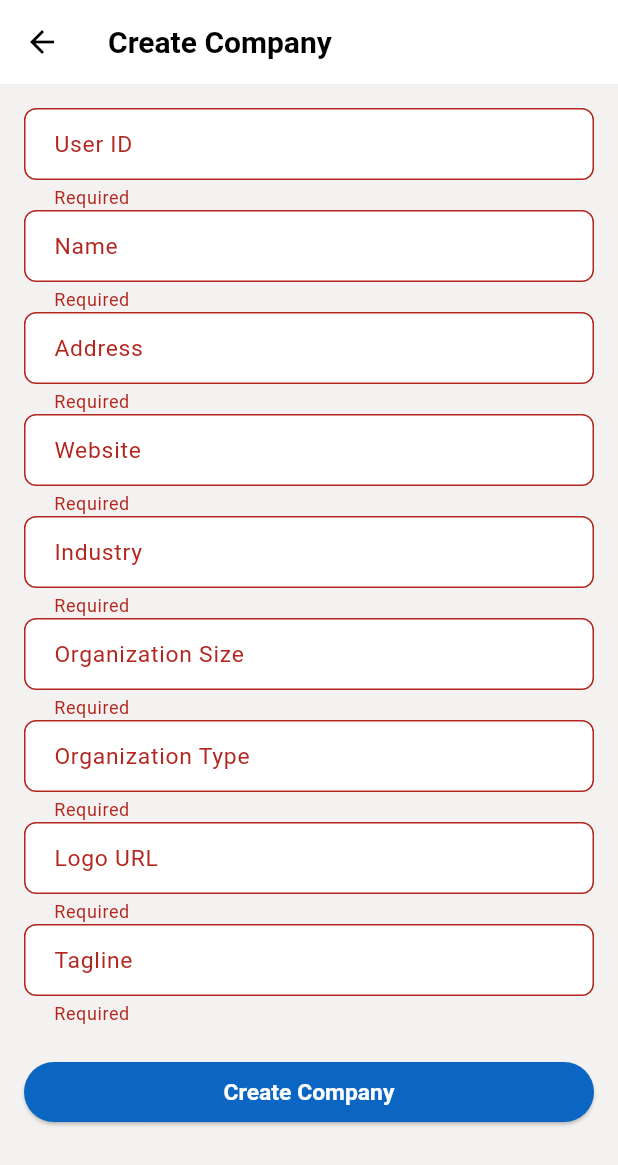
After one commit to ClinkedIn/Cross-Platform, a Flutter app: the CompanyView screen opened directly, after a tap on "Create Company", on a phone screen of 412 x 824 dp. The commit adds this screen. Shown: the top 1165 px of the screen. Run offline on Flutter 3.47's test engine with Material 3 defaults, Android fonts, the phone set to English and light mode, and no system bars; our stand-ins replace cloud_firestore, device_info_plus, dio, file_picker, firebase_auth, firebase_core and 10 more; missing offline and left inert: mockito; accounts and stored records are empty; network calls fail.

Commit message:
started create companyy and company dashboard

```diff
--- a/lockedin/lib/features/company/model/company_model.dart
+++ b/lockedin/lib/features/company/model/company_model.dart
@@ -1,5 +1,4 @@
-class CompanyModel {
-  final String id;
+class Company {
   final String userId;
   final String name;
   final String address;
@@ -9,13 +8,13 @@ class CompanyModel {
   final String organizationType;
   final String logo;
   final String tagLine;
-  final List<String> followers;
-  final List<String> visitors;
-  final DateTime createdAt;
-  final DateTime updatedAt;
+  final String? id;
+  final List<String>? followers;
+  final List<String>? visitors;
+  final DateTime? createdAt;
+  final DateTime? updatedAt;
 
-  const CompanyModel({
-    required this.id,
+  Company({
     required this.userId,
     required this.name,
     required this.address,
@@ -25,47 +24,45 @@ class CompanyModel {
     required this.organizationType,
     required this.logo,
     required this.tagLine,
-    required this.followers,
-    required this.visitors,
-    required this.createdAt,
-    required this.updatedAt,
+    this.id,
+    this.followers,
+    this.visitors,
+    this.createdAt,
+    this.updatedAt,
   });
 
-  factory CompanyModel.fromJson(Map<String, dynamic> json) {
-    return CompanyModel(
-      id: json['_id'] ?? '',
-      userId: json['userId'] ?? '',
-      name: json['name'] ?? '',
-      address: json['address'] ?? '',
-      website: json['website'] ?? '',
-      industry: json['industry'] ?? '',
-      organizationSize: json['organizationSize'] ?? '',
-      organizationType: json['organizationType'] ?? '',
-      logo: json['logo'] ?? '',
-      tagLine: json['tagLine'] ?? '',
+  factory Company.fromJson(Map<String, dynamic> json) {
+    return Company(
+      userId: json['userId'],
+      name: json['name'],
+      address: json['address'],
+      website: json['website'],
+      industry: json['industry'],
+      organizationSize: json['organizationSize'],
+      organizationType: json['organizationType'],
+      logo: json['logo'],
+      tagLine: json['tagLine'],
+      id: json['_id'],
       followers: List<String>.from(json['followers'] ?? []),
       visitors: List<String>.from(json['visitors'] ?? []),
-      createdAt: DateTime.parse(json['createdAt']),
-      updatedAt: DateTime.parse(json['updatedAt']),
+      createdAt:
+          json['createdAt'] != null ? DateTime.parse(json['createdAt']) : null,
+      updatedAt:
+          json['updatedAt'] != null ? DateTime.parse(json['updatedAt']) : null,
     );
   }
 
   Map<String, dynamic> toJson() {
     return {
-      '_id': id,
-      'userId': userId,
-      'name': name,
-      'address': address,
-      'website': website,
-      'industry': industry,
-      'organizationSize': organizationSize,
-      'organizationType': organizationType,
-      'logo': logo,
-      'tagLine': tagLine,
-      'followers': followers,
-      'visitors': visitors,
-      'createdAt': createdAt.toIso8601String(),
-      'updatedAt': updatedAt.toIso8601String(),
+      "userId": userId,
+      "name": name,
+      "address": address,
+      "website": website,
+      "industry": industry,
+      "organizationSize": organizationSize,
+      "organizationType": organizationType,
+      "logo": logo,
+      "tagLine": tagLine,
     };
   }
 }
--- /dev/null
+++ b/lockedin/lib/features/company/model/company_post_model.dart
@@ -0,0 +1,19 @@
+class PostModel {
+  final String title;
+  final String description;
+  final String imageUrl;
+  final int likes;
+  final int comments;
+  final int reposts;
+  final String timeAgo;
+
+  PostModel({
+    required this.title,
+    required this.description,
+    required this.imageUrl,
+    required this.likes,
+    required this.comments,
+    required this.reposts,
+    required this.timeAgo,
+  });
+}
--- /dev/null
+++ b/lockedin/lib/features/company/repository/company_repository.dart
@@ -0,0 +1,72 @@
+import 'dart:convert';
+
+import 'package:lockedin/core/services/request_services.dart';
+import 'package:lockedin/features/company/model/company_model.dart';
+
+class CompanyRepository {
+  static const String _companiesEndpoint = '/api/companies';
+
+  Future<Company?> getCompanyById(String companyId) async {
+    final uri = Uri(path: '$_companiesEndpoint/$companyId');
+
+    print('Fetching company from: $uri');
+
+    try {
+      final response = await RequestService.get(uri.toString());
+
+      print('Response status: ${response.statusCode}');
+      print('Response body: ${response.body}');
+
+      if (response.statusCode == 200) {
+        final data = json.decode(response.body);
+        print('Fetched company data: ${jsonEncode(data)}');
+        return Company.fromJson(data);
+      } else {
+        print('Failed to fetch company: ${response.statusCode}');
+        return null;
+      }
+    } catch (e) {
+      print('Error fetching company: $e');
+      return null;
+    }
+  }
+
+  Future<Company?> createCompany(Company company) async {
+    final uri = Uri.parse('http://10.0.2.2:3000$_companiesEndpoint');
+
+    print('Creating company at: $uri');
+
+    try {
+      final response = await RequestService.post(
+        '/companies',
+        body: company.toJson(),
+      );
+
+      print('Status code: ${response.statusCode}');
+      print('Body: ${response.body}');
+
+      // Check if the response is JSON
+      if (response.headers['content-type']?.contains('application/json') ??
+          false) {
+        if (response.statusCode == 200 || response.statusCode == 201) {
+          final data = json.decode(response.body);
+          print('Created company data: ${jsonEncode(data)}');
+          return Company.fromJson(data);
+        } else {
+          print('Failed to create company: ${response.statusCode}');
+          return null;
+        }
+      } else if (response.headers['content-type']?.contains('text/html') ??
+          false) {
+        print('Received HTML response instead of JSON');
+        return null;
+      } else {
+        print('Unexpected response type: ${response.headers['content-type']}');
+        return null;
+      }
+    } catch (e) {
+      print('Error creating company: $e');
+      return null;
+    }
+  }
+}
--- /dev/null
+++ b/lockedin/lib/features/company/view/create_company_view.dart
@@ -0,0 +1,147 @@
+import 'package:flutter/material.dart';
+import 'package:lockedin/features/company/model/company_model.dart';
+import 'package:lockedin/features/company/viewmodel/company_viewmodel.dart';
+import 'package:flutter_riverpod/flutter_riverpod.dart';
+
+class CompanyView extends ConsumerWidget {
+  const CompanyView({Key? key}) : super(key: key);
+
+  @override
+  Widget build(BuildContext context, WidgetRef ref) {
+    // Watch the company view model provider
+    final companyViewModel = ref.watch(companyViewModelProvider);
+
+    final _formKey = GlobalKey<FormState>();
+    final _nameController = TextEditingController();
+    final _addressController = TextEditingController();
+    final _websiteController = TextEditingController();
+    final _industryController = TextEditingController();
+    final _organizationSizeController = TextEditingController();
+    final _organizationTypeController = TextEditingController();
+    final _logoController = TextEditingController();
+    final _tagLineController = TextEditingController();
+    final _userIdController = TextEditingController();
+
+    return Scaffold(
+      appBar: AppBar(title: const Text('Create Company')),
+      body:
+          companyViewModel.isLoading
+              ? const Center(child: CircularProgressIndicator())
+              : Padding(
+                padding: const EdgeInsets.all(16.0),
+                child: Form(
+                  key: _formKey,
+                  child: ListView(
+                    children: [
+                      TextFormField(
+                        controller: _userIdController,
+                        decoration: const InputDecoration(labelText: 'User ID'),
+                        validator:
+                            (value) => value!.isEmpty ? 'Required' : null,
+                      ),
+                      TextFormField(
+                        controller: _nameController,
+                        decoration: const InputDecoration(labelText: 'Name'),
+                        validator:
+                            (value) => value!.isEmpty ? 'Required' : null,
+                      ),
+                      TextFormField(
+                        controller: _addressController,
+                        decoration: const InputDecoration(labelText: 'Address'),
+                        validator:
+                            (value) => value!.isEmpty ? 'Required' : null,
+                      ),
+                      TextFormField(
+                        controller: _websiteController,
+                        decoration: const InputDecoration(labelText: 'Website'),
+                        validator:
+                            (value) => value!.isEmpty ? 'Required' : null,
+                      ),
+                      TextFormField(
+                        controller: _industryController,
+                        decoration: const InputDecoration(
+                          labelText: 'Industry',
+                        ),
+                        validator:
+                            (value) => value!.isEmpty ? 'Required' : null,
+                      ),
+                      TextFormField(
+                        controller: _organizationSizeController,
+                        decoration: const InputDecoration(
+                          labelText: 'Organization Size',
+                        ),
+                        validator:
+                            (value) => value!.isEmpty ? 'Required' : null,
+                      ),
+                      TextFormField(
+                        controller: _organizationTypeController,
+                        decoration: const InputDecoration(
+                          labelText: 'Organization Type',
+                        ),
+                        validator:
+                            (value) => value!.isEmpty ? 'Required' : null,
+                      ),
+                      TextFormField(
+                        controller: _logoController,
+                        decoration: const InputDecoration(
+                          labelText: 'Logo URL',
+                        ),
+                        validator:
+                            (value) => value!.isEmpty ? 'Required' : null,
+                      ),
+                      TextFormField(
+                        controller: _tagLineController,
+                        decoration: const InputDecoration(labelText: 'Tagline'),
+                        validator:
+                            (value) => value!.isEmpty ? 'Required' : null,
+                      ),
+                      const SizedBox(height: 20),
+                      ElevatedButton(
+                        onPressed: () async {
+                          if (_formKey.currentState!.validate()) {
+                            final newCompany = Company(
+                              userId: _userIdController.text.trim(),
+                              name: _nameController.text.trim(),
+                              address: _addressController.text.trim(),
+                              website: _websiteController.text.trim(),
+                              industry: _industryController.text.trim(),
+                              organizationSize:
+                                  _organizationSizeController.text.trim(),
+                              organizationType:
+                                  _organizationTypeController.text.trim(),
+                              logo: _logoController.text.trim(),
+                              tagLine: _tagLineController.text.trim(),
+                            );
+
+                            await companyViewModel.createCompany(newCompany);
+
+                            if (companyViewModel.createdCompany != null) {
+                              ScaffoldMessenger.of(context).showSnackBar(
+                                const SnackBar(
+                                  content: Text(
+                                    'Company created successfully!',
+                                  ),
+                                ),
+                              );
+                              _formKey.currentState?.reset();
+                            } else {
+                              ScaffoldMessenger.of(context).showSnackBar(
+                                SnackBar(
+                                  content: Text(
+                                    companyViewModel.errorMessage ??
+                                        'Unknown error',
+                                  ),
+                                ),
+                              );
+                            }
+                          }
+                        },
+                        child: const Text('Create Company'),
+                      ),
+                    ],
+                  ),
+                ),
+              ),
+    );
+  }
+}
--- /dev/null
+++ b/lockedin/lib/features/company/viewmodel/company_viewmodel.dart
@@ -0,0 +1,55 @@
+import 'package:flutter/foundation.dart';
+import 'package:flutter_riverpod/flutter_riverpod.dart';
+import 'package:lockedin/features/company/model/company_model.dart';
+import 'package:lockedin/features/company/repository/company_repository.dart';
+
+class CompanyViewModel extends ChangeNotifier {
+  final CompanyRepository _companyRepository;
+
+  CompanyViewModel({CompanyRepository? companyRepository})
+    : _companyRepository = companyRepository ?? CompanyRepository();
+
+  bool _isLoading = false;
+  String? _errorMessage;
+  Company? _createdCompany;
+
+  bool get isLoading => _isLoading;
+  String? get errorMessage => _errorMessage;
+  Company? get createdCompany => _createdCompany;
+
+  Future<void> createCompany(Company company) async {
+    _setLoading(true);
+    _clearError();
+
+    final result = await _companyRepository.createCompany(company);
+
+    if (result != null) {
+      _createdCompany = result;
+    } else {
+      _errorMessage = 'Failed to create company.';
+    }
+
+    _setLoading(false);
+  }
+
+  void _setLoading(bool value) {
+    _isLoading = value;
+    notifyListeners();
+  }
+
+  void _clearError() {
+    _errorMessage = null;
+    notifyListeners();
+  }
+
+  void clearCreatedCompany() {
+    _createdCompany = null;
+    notifyListeners();
+  }
+}
+
+final companyViewModelProvider = ChangeNotifierProvider<CompanyViewModel>((
+  ref,
+) {
+  return CompanyViewModel();
+});
--- a/lockedin/lib/features/jobs/view/contact_info.dart
+++ b/lockedin/lib/features/jobs/view/contact_info.dart
@@ -64,12 +64,11 @@ class _ContactInfoPageState extends State<ContactInfoPage> {
                 ],
               );
             }),
-
             SizedBox(height: 32),
             ElevatedButton(
               onPressed: () {
                 Navigator.pop(context, {
-                  'userId': widget.userId, // ✅ Include userId in result
+                  'userId': widget.userId,
                   'email': _emailController.text,
                   'phone': _phoneController.text,
                   'answers':
--- a/lockedin/lib/features/jobs/view/job_details_page.dart
+++ b/lockedin/lib/features/jobs/view/job_details_page.dart
@@ -2,7 +2,7 @@ import 'package:flutter/material.dart';
 import 'package:flutter_riverpod/flutter_riverpod.dart';
 import 'package:flutter_secure_storage/flutter_secure_storage.dart';
 import 'package:lockedin/features/auth/services/user_credentials_provider.dart';
-import 'package:lockedin/features/company/model/repository/company_repository.dart';
+import 'package:lockedin/features/company/repository/company_repository.dart';
 import 'package:lockedin/features/jobs/model/job_model.dart';
 import 'package:lockedin/features/jobs/view/contact_info.dart';
 import 'package:lockedin/features/jobs/viewmodel/job_view_model.dart';
```
Also changed, not shown: lockedin/lib/features/company/model/repository/company_repository.dart (deleted, +0 -34 lines), lockedin/lib/features/company/model/viewmodel/company_viewmodel.dart (deleted, +0 -34 lines), lockedin/lib/features/company/view/dashboard_page.dart (added, +143 -0 lines), lockedin/lib/features/company/viewmodel/dashboard_viewmodel.dart (added, +31 -0 lines), lockedin/lib/features/company/widgets/action_card.dart (added, +26 -0 lines), lockedin/lib/features/company/widgets/post_card.dart (added, +59 -0 lines), lockedin/lib/features/jobs/view/jobs_page.dart (+20 -5 lines).
